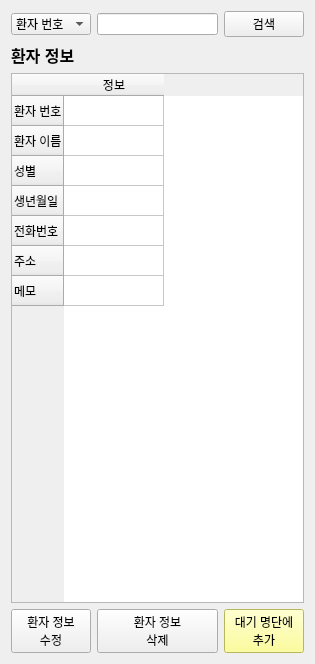
The window that pms/PaientManagementSW/patientinfomanager.ui (KimYooseon/Final_PJ) describes before a commit, drawn with Qt 5.
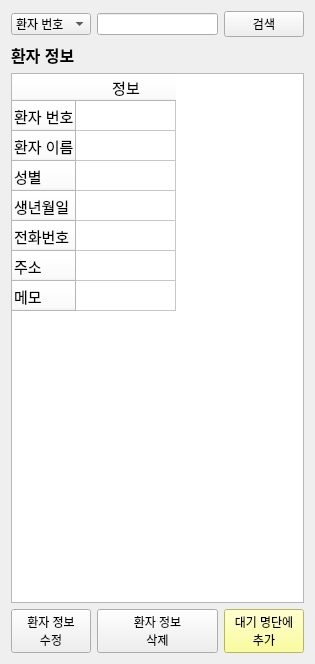
The same window after the commit.

The edit to the form file:
```diff
--- a/pms/PaientManagementSW/patientinfomanager.ui
+++ b/pms/PaientManagementSW/patientinfomanager.ui
@@ -79,7 +79,16 @@
     </widget>
    </item>
    <item row="2" column="0" colspan="3">
-    <widget class="QTableWidget" name="tableWidget">
+    <widget class="QTableWidget" name="clientInfoTableWidget">
+     <property name="font">
+      <font>
+       <pointsize>11</pointsize>
+      </font>
+     </property>
+     <property name="styleSheet">
+      <string notr="true">QTableCornerButton::section {background-color: #FFFFFF;}
+QHeaderView {background-color: #FFFFFF;}</string>
+     </property>
      <property name="editTriggers">
       <set>QAbstractItemView::NoEditTriggers</set>
      </property>
@@ -87,42 +96,140 @@
       <property name="text">
        <string>환자 번호</string>
       </property>
+      <property name="font">
+       <font>
+        <pointsize>11</pointsize>
+       </font>
+      </property>
      </row>
      <row>
       <property name="text">
        <string>환자 이름</string>
       </property>
+      <property name="font">
+       <font>
+        <pointsize>11</pointsize>
+       </font>
+      </property>
      </row>
      <row>
       <property name="text">
        <string>성별</string>
       </property>
+      <property name="font">
+       <font>
+        <pointsize>11</pointsize>
+       </font>
+      </property>
      </row>
      <row>
       <property name="text">
        <string>생년월일</string>
       </property>
+      <property name="font">
+       <font>
+        <pointsize>11</pointsize>
+       </font>
+      </property>
      </row>
      <row>
       <property name="text">
        <string>전화번호</string>
       </property>
+      <property name="font">
+       <font>
+        <pointsize>11</pointsize>
+       </font>
+      </property>
      </row>
      <row>
       <property name="text">
        <string>주소</string>
       </property>
+      <property name="font">
+       <font>
+        <pointsize>11</pointsize>
+       </font>
+      </property>
      </row>
      <row>
       <property name="text">
        <string>메모</string>
       </property>
+      <property name="font">
+       <font>
+        <pointsize>11</pointsize>
+       </font>
+      </property>
      </row>
      <column>
       <property name="text">
        <string>정보</string>
       </property>
+      <property name="font">
+       <font>
+        <pointsize>11</pointsize>
+       </font>
+      </property>
      </column>
+     <item row="0" column="0">
+      <property name="text">
+       <string/>
+      </property>
+      <property name="font">
+       <font>
+        <pointsize>10</pointsize>
+       </font>
+      </property>
+     </item>
+     <item row="1" column="0">
+      <property name="text">
+       <string/>
+      </property>
+      <property name="font">
+       <font>
+        <pointsize>10</pointsize>
+       </font>
+      </property>
+     </item>
+     <item row="2" column="0">
+      <property name="text">
+       <string/>
+      </property>
+      <property name="font">
+       <font>
+        <pointsize>10</pointsize>
+       </font>
+      </property>
+     </item>
+     <item row="3" column="0">
+      <property name="font">
+       <font>
+        <pointsize>10</pointsize>
+       </font>
+      </property>
+     </item>
+     <item row="4" column="0">
+      <property name="font">
+       <font>
+        <pointsize>10</pointsize>
+       </font>
+      </property>
+     </item>
+     <item row="5" column="0">
+      <property name="font">
+       <font>
+        <pointsize>10</pointsize>
+       </font>
+      </property>
+     </item>
+     <item row="6" column="0">
+      <property name="font">
+       <font>
+        <pointsize>10</pointsize>
+       </font>
+      </property>
+     </item>
     </widget>
    </item>
   </layout>
```
Left out of the diff: 8 changed lines with no effect on the pictures.
